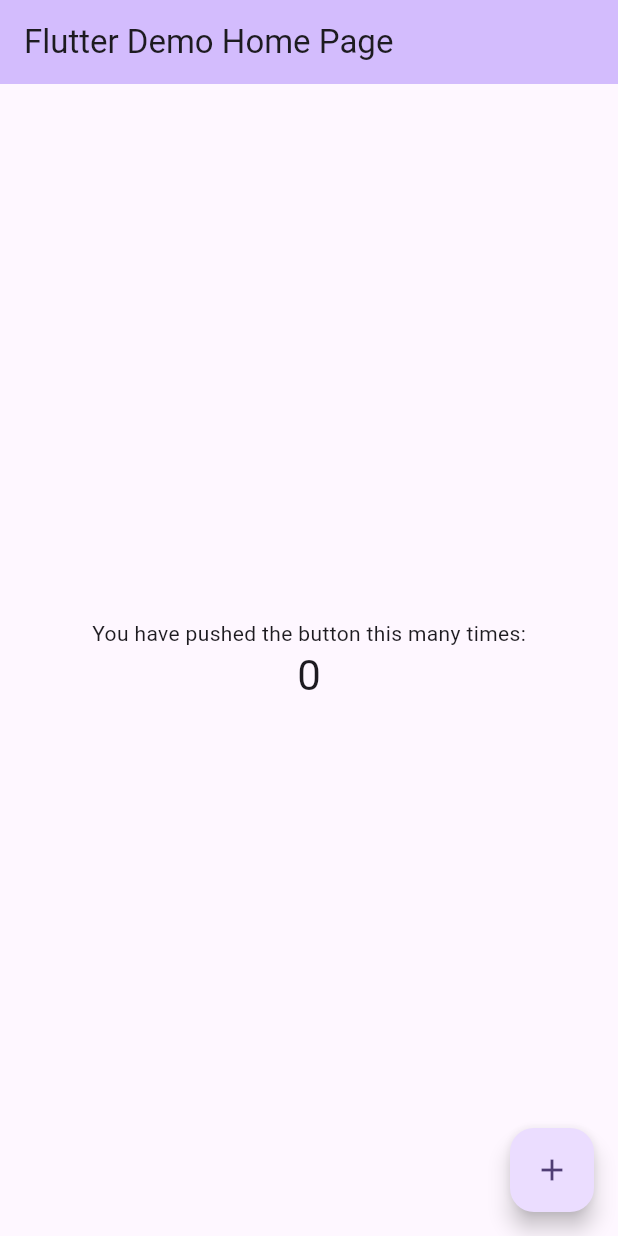
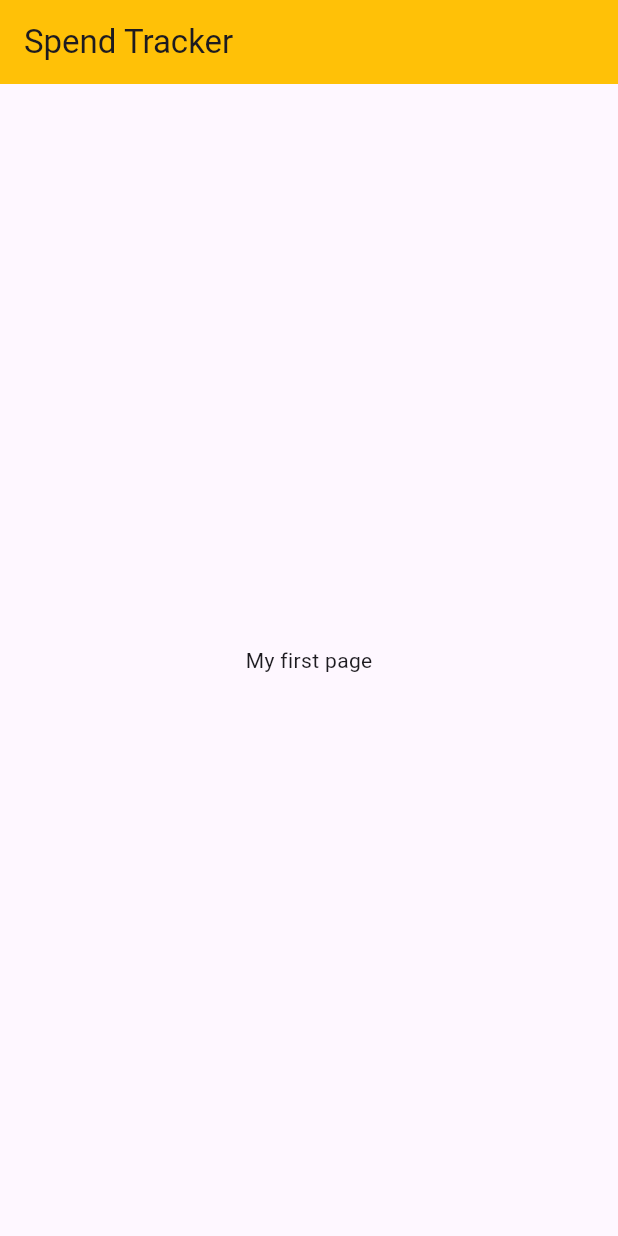
Before and after one commit to kitNa/spend_tracker, a Flutter app: the screen it shows after launch, on a phone screen of 412 x 824 dp. Run offline on Flutter 3.47's test engine with Material 3 defaults, Android fonts, the phone set to English and light mode, and no system bars.

Commit message:
a simple project structure was added

```diff
--- /dev/null
+++ b/lib/application.dart
@@ -0,0 +1,12 @@
+import 'package:flutter/cupertino.dart';
+import 'package:flutter/material.dart';
+import 'package:spend_tracker/pages/home/home_page.dart';
+
+class Application extends StatelessWidget {
+  @override
+  Widget build(BuildContext context) {
+    return MaterialApp(
+      home: HomePage(),
+    );
+  }
+}
--- a/lib/main.dart
+++ b/lib/main.dart
@@ -1,125 +1,6 @@
 import 'package:flutter/material.dart';
+import 'package:spend_tracker/application.dart';
 
 void main() {
-  runApp(const MyApp());
+  runApp(Application());
 }
-
-class MyApp extends StatelessWidget {
-  const MyApp({super.key});
-
-  // This widget is the root of your application.
-  @override
-  Widget build(BuildContext context) {
-    return MaterialApp(
-      title: 'Flutter Demo',
-      theme: ThemeData(
-        // This is the theme of your application.
-        //
-        // TRY THIS: Try running your application with "flutter run". You'll see
-        // the application has a purple toolbar. Then, without quitting the app,
-        // try changing the seedColor in the colorScheme below to Colors.green
-        // and then invoke "hot reload" (save your changes or press the "hot
-        // reload" button in a Flutter-supported IDE, or press "r" if you used
-        // the command line to start the app).
-        //
-        // Notice that the counter didn't reset back to zero; the application
-        // state is not lost during the reload. To reset the state, use hot
-        // restart instead.
-        //
-        // This works for code too, not just values: Most code changes can be
-        // tested with just a hot reload.
-        colorScheme: ColorScheme.fromSeed(seedColor: Colors.deepPurple),
-        useMaterial3: true,
-      ),
-      home: const MyHomePage(title: 'Flutter Demo Home Page'),
-    );
-  }
-}
-
-class MyHomePage extends StatefulWidget {
-  const MyHomePage({super.key, required this.title});
-
-  // This widget is the home page of your application. It is stateful, meaning
-  // that it has a State object (defined below) that contains fields that affect
-  // how it looks.
-
-  // This class is the configuration for the state. It holds the values (in this
-  // case the title) provided by the parent (in this case the App widget) and
-  // used by the build method of the State. Fields in a Widget subclass are
-  // always marked "final".
-
-  final String title;
-
-  @override
-  State<MyHomePage> createState() => _MyHomePageState();
-}
-
-class _MyHomePageState extends State<MyHomePage> {
-  int _counter = 0;
-
-  void _incrementCounter() {
-    setState(() {
-      // This call to setState tells the Flutter framework that something has
-      // changed in this State, which causes it to rerun the build method below
-      // so that the display can reflect the updated values. If we changed
-      // _counter without calling setState(), then the build method would not be
-      // called again, and so nothing would appear to happen.
-      _counter++;
-    });
-  }
-
-  @override
-  Widget build(BuildContext context) {
-    // This method is rerun every time setState is called, for instance as done
-    // by the _incrementCounter method above.
-    //
-    // The Flutter framework has been optimized to make rerunning build methods
-    // fast, so that you can just rebuild anything that needs updating rather
-    // than having to individually change instances of widgets.
-    return Scaffold(
-      appBar: AppBar(
-        // TRY THIS: Try changing the color here to a specific color (to
-        // Colors.amber, perhaps?) and trigger a hot reload to see the AppBar
-        // change color while the other colors stay the same.
-        backgroundColor: Theme.of(context).colorScheme.inversePrimary,
-        // Here we take the value from the MyHomePage object that was created by
-        // the App.build method, and use it to set our appbar title.
-        title: Text(widget.title),
-      ),
-      body: Center(
-        // Center is a layout widget. It takes a single child and positions it
-        // in the middle of the parent.
-        child: Column(
-          // Column is also a layout widget. It takes a list of children and
-          // arranges them vertically. By default, it sizes itself to fit its
-          // children horizontally, and tries to be as tall as its parent.
-          //
-          // Column has various properties to control how it sizes itself and
-          // how it positions its children. Here we use mainAxisAlignment to
-          // center the children vertically; the main axis here is the vertical
-          // axis because Columns are vertical (the cross axis would be
-          // horizontal).
-          //
-          // TRY THIS: Invoke "debug painting" (choose the "Toggle Debug Paint"
-          // action in the IDE, or press "p" in the console), to see the
-          // wireframe for each widget.
-          mainAxisAlignment: MainAxisAlignment.center,
-          children: <Widget>[
-            const Text(
-              'You have pushed the button this many times:',
-            ),
-            Text(
-              '$_counter',
-              style: Theme.of(context).textTheme.headlineMedium,
-            ),
-          ],
-        ),
-      ),
-      floatingActionButton: FloatingActionButton(
-        onPressed: _incrementCounter,
-        tooltip: 'Increment',
-        child: const Icon(Icons.add),
-      ), // This trailing comma makes auto-formatting nicer for build methods.
-    );
-  }
-}
--- /dev/null
+++ b/lib/pages/home/home_page.dart
@@ -0,0 +1,19 @@
+import 'package:flutter/cupertino.dart';
+import 'package:flutter/material.dart';
+
+class HomePage extends StatelessWidget {
+  @override
+  Widget build(BuildContext context) {
+    return Scaffold(
+      appBar: AppBar(
+        title: const Text(
+          'Spend Tracker',
+        ),
+        backgroundColor: Colors.amber,
+      ),
+      body: const Center(
+        child: Text('My first page'),
+      ),
+    );
+  }
+}
```
